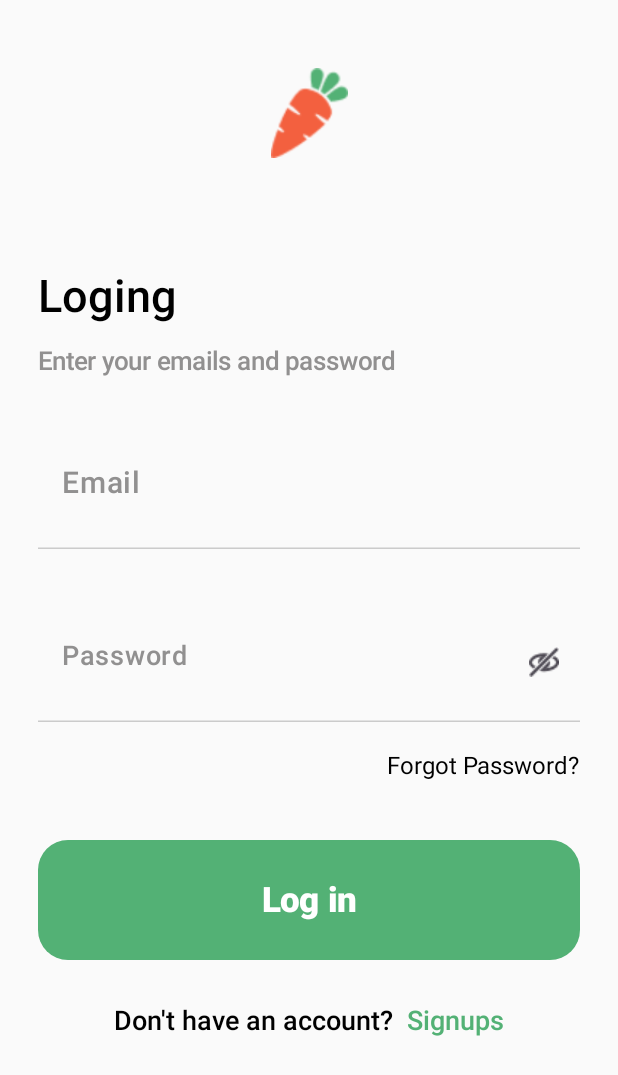
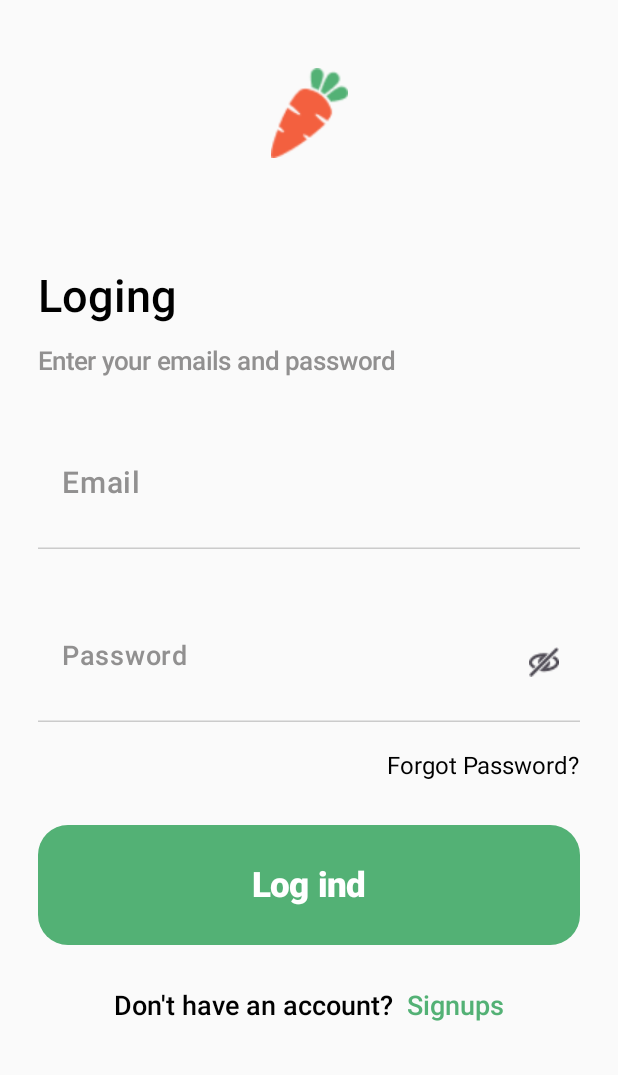
Before and after one commit to M3NGSZE/10_THUN_MENGSE_PVH_Jetpack_Compose_Design_Layout_Design_Practice003, an Android app built with Jetpack Compose: the LoginActivity screen opened directly, with no data from a screen before it, on a phone screen of 412 x 824 dp. Shown: the top 1075 px of the screen. Run offline under Robolectric (Android 15) with nearby library versions, the phone set to English and light mode, and no system bars.

Commit message:
validate login

```diff
--- a/app/src/main/java/com/example/a10__thun_mengse_pvh_oop_practice003/ui/Activity/LoginActivity.kt
+++ b/app/src/main/java/com/example/a10__thun_mengse_pvh_oop_practice003/ui/Activity/LoginActivity.kt
@@ -1,5 +1,6 @@
 package com.example.a10__thun_mengse_pvh_oop_practice003.ui.Activity
 
+import android.content.Context
 import android.content.Intent
 import android.os.Bundle
 import androidx.activity.ComponentActivity
@@ -18,7 +19,10 @@ import androidx.compose.foundation.layout.height
 import androidx.compose.foundation.layout.padding
 import androidx.compose.foundation.layout.size
 import androidx.compose.foundation.layout.systemBarsPadding
+import androidx.compose.foundation.shape.RoundedCornerShape
 import androidx.compose.foundation.text.KeyboardOptions
+import androidx.compose.material3.Button
+import androidx.compose.material3.ButtonDefaults
 import androidx.compose.material3.Icon
 import androidx.compose.material3.IconButton
 import androidx.compose.material3.Text
@@ -182,6 +186,35 @@ private fun Login(){
                 PasswordVisualTransformation(),
         )
 
+        var validationState by remember { mutableStateOf(true) }
+
+        val context = LocalContext.current
+        val text = "Log ind"
+
+        val validation : (String, String, Context) -> Unit = {
+                email, password , context->
+            if (email == "chanell@gmail.com" && password == "Chanelle123@"){
+                val intent = Intent(context, HomeActivity::class.java)
+                context.startActivity(intent)
+                validationState = true
+            } else {
+                validationState = false
+            }
+        }
+
+        if (!validationState){
+
+            Spacer(modifier = Modifier.height(20.dp))
+
+            Text(
+                text = "Invalid Email or Password",
+                fontSize = 17.sp,
+                color = Color.Red
+            )
+        }
+
+
+
         Row (
             modifier = Modifier
                 .fillMaxWidth()
@@ -200,12 +233,30 @@ private fun Login(){
 
         Spacer(modifier = Modifier.height(30.dp))
 
-        val context = LocalContext.current
-        val text = "Log in"
 
-        Spacer(modifier = Modifier.height(10.dp))
 
-        NectarButton(context, HomeActivity(), text)
+//        Spacer(modifier = Modifier.height(10.dp))
+
+//        NectarButton(context, HomeActivity(), text)
+        Button(
+            onClick = {
+//                validationState = validation(email, password)
+                validation(email, password, context)
+            },
+            colors = ButtonDefaults.buttonColors(
+                containerColor = Color(0xFF53B175)
+            ),
+            shape = RoundedCornerShape(20.dp),
+            modifier = Modifier
+                .fillMaxWidth()
+                .height(80.dp)
+        ) {
+            Text(
+                text = text,
+                fontSize = 23.sp,
+                fontWeight = FontWeight.ExtraBold
+            )
+        }
 
         Spacer(modifier = Modifier.height(30.dp))
 
```
